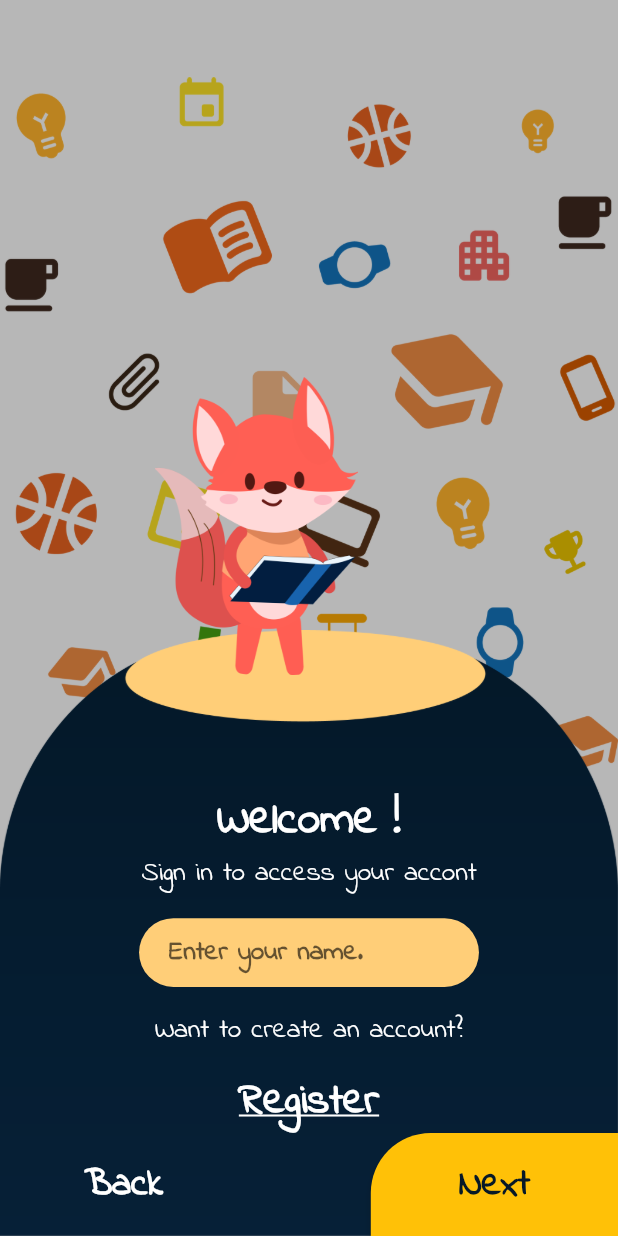
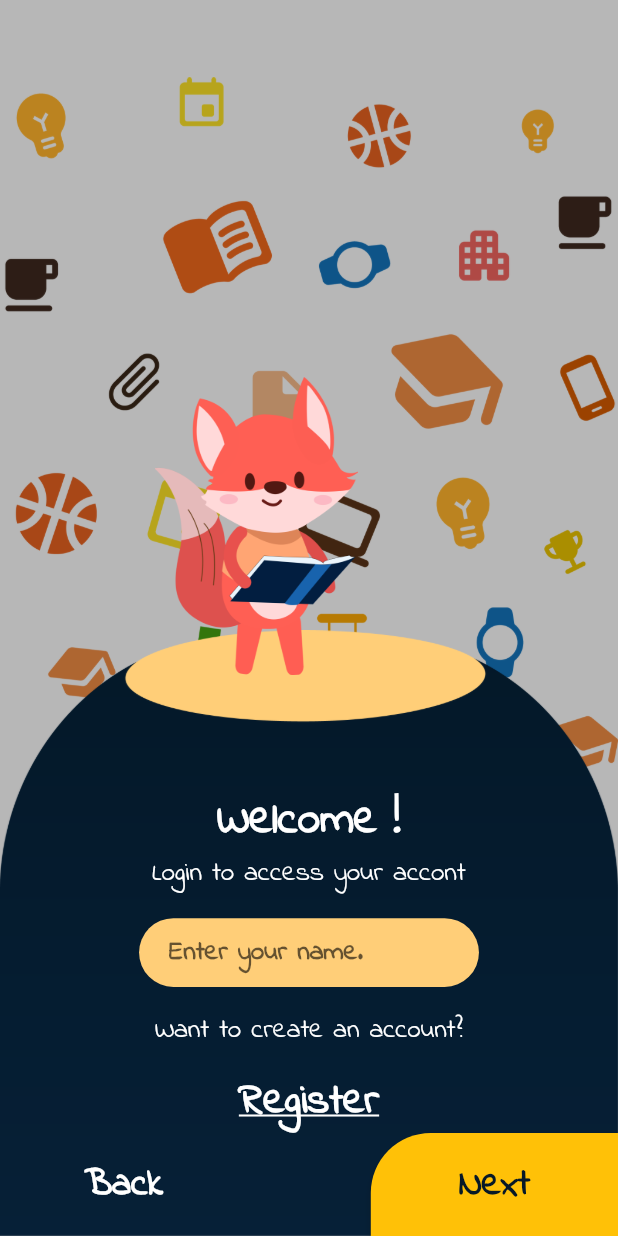
Before and after one commit to sousur1997/sample_flutter_app, a Flutter app: the screen it shows after launch, on a phone screen of 412 x 824 dp. Run offline on Flutter 3.47's test engine with Material 2 defaults, Android fonts, the phone set to English and light mode, and no system bars; accounts and stored records are empty.

Commit message:
Small Change

```diff
--- a/lib/view/login_page.dart
+++ b/lib/view/login_page.dart
@@ -200,7 +200,7 @@ class LoginState extends State<LoginWidget>{
                     ),
                   ),
                   Text(
-                    "Sign in to access your accont",
+                    "Login to access your accont",
                     style: TextStyle(
                       fontFamily: 'IndieFlower',
                       color: Colors.white,
```
